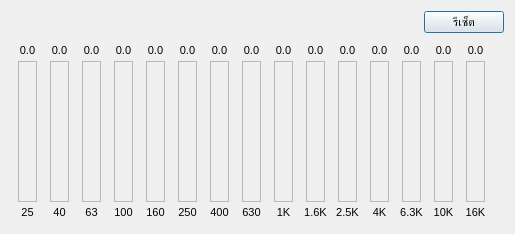
Above: FXDialog/EQ15BandDialog.ui from pie62/HandyKaraoke before the change. Below: the same form after it.
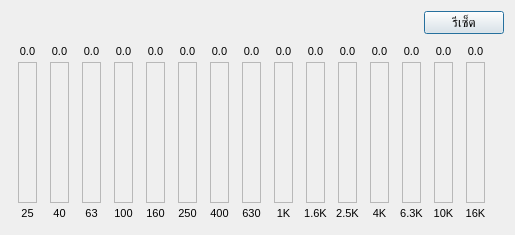
That is the form after the change. Custom widgets are drawn as their Qt base class.

```diff
--- a/FXDialog/EQ15BandDialog.ui
+++ b/FXDialog/EQ15BandDialog.ui
@@ -7,9 +7,14 @@
     <x>0</x>
     <y>0</y>
     <width>515</width>
-    <height>234</height>
+    <height>235</height>
    </rect>
   </property>
+  <property name="font">
+   <font>
+    <pointsize>10</pointsize>
+   </font>
+  </property>
   <property name="windowTitle">
    <string>Dialog</string>
   </property>
```
